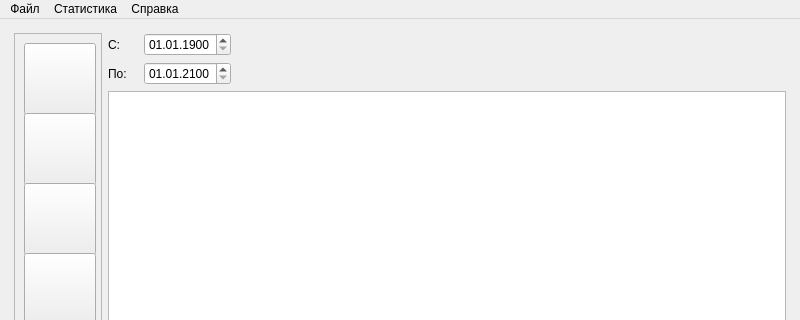
Sova777/analyzeresults, file QFootballStat/MainWindow.ui: the form before one commit; both pictures show x 0 to 800 and y 0 to 320 of the 800 by 655 pixel window.
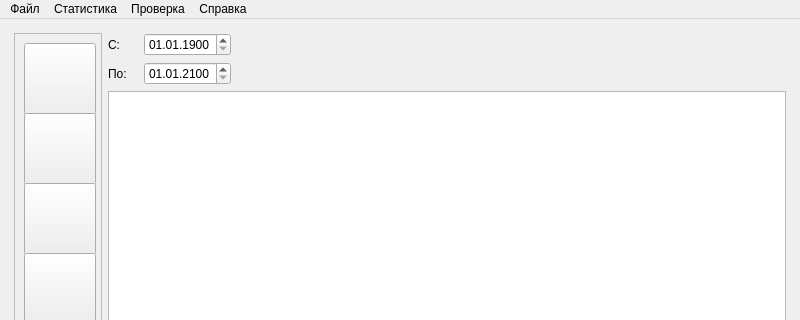
The form after the commit. Icons and pictures are not drawn.

Diff of the .ui file:
```diff
--- a/QFootballStat/MainWindow.ui
+++ b/QFootballStat/MainWindow.ui
@@ -638,7 +638,7 @@
      <x>0</x>
      <y>0</y>
      <width>800</width>
-     <height>25</height>
+     <height>20</height>
     </rect>
    </property>
    <widget class="QMenu" name="menuFile">
@@ -706,8 +706,17 @@
     </property>
     <addaction name="actionAbout"/>
    </widget>
+   <widget class="QMenu" name="menu_9">
+    <property name="title">
+     <string>Проверка</string>
+    </property>
+    <addaction name="actionVerifyPlayers"/>
+    <addaction name="actionVerifyAttendance"/>
+    <addaction name="actionVerifyPlayers2"/>
+   </widget>
    <addaction name="menuFile"/>
    <addaction name="menu"/>
+   <addaction name="menu_9"/>
    <addaction name="menu_2"/>
   </widget>
   <widget class="QStatusBar" name="statusbar"/>
```
Left out of the diff: 17 changed lines with no effect on the pictures.
